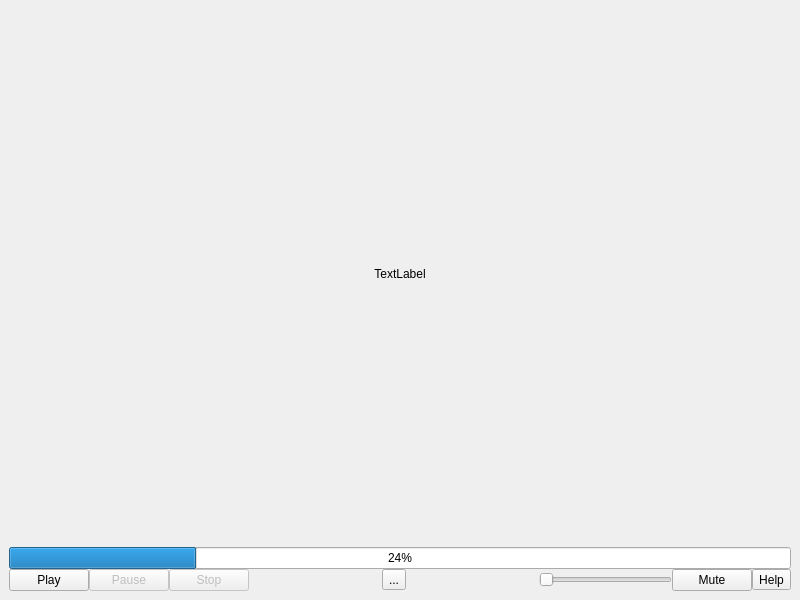
The window that src/player/player.ui (vkohaupt/vokoscreenNG) describes before a commit, drawn with Qt 5.
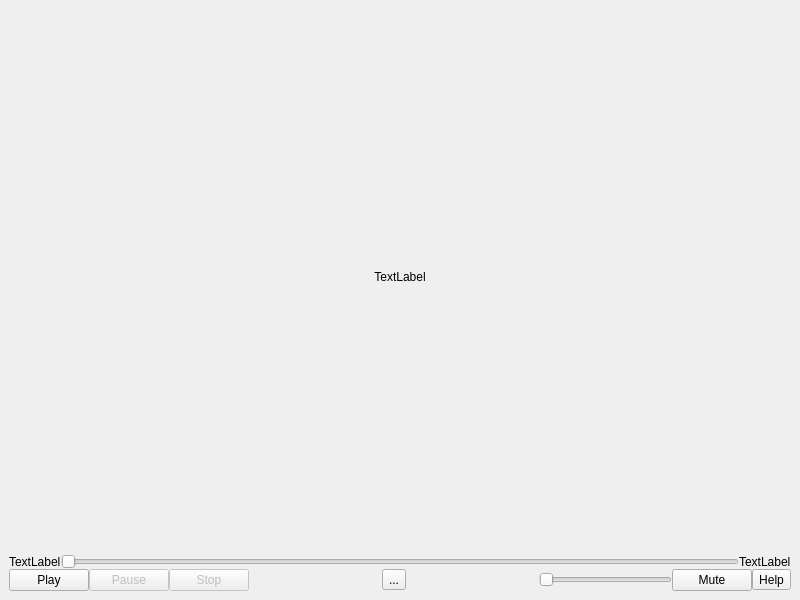
The same window after the commit.

Commit message: show playing time from video in player

Patch:
```diff
--- a/src/player/player.ui
+++ b/src/player/player.ui
@@ -97,17 +97,29 @@
        <number>0</number>
       </property>
       <item>
-       <widget class="QProgressBar" name="sliderVideo">
-        <property name="value">
-         <number>24</number>
-        </property>
-        <property name="textVisible">
-         <bool>true</bool>
-        </property>
-        <property name="format">
-         <string>%p%</string>
-        </property>
-       </widget>
+       <layout class="QHBoxLayout" name="horizontalLayout_2">
+        <item>
+         <widget class="QLabel" name="labelDuration">
+          <property name="text">
+           <string>TextLabel</string>
+          </property>
+         </widget>
+        </item>
+        <item>
+         <widget class="QSlider" name="sliderVideo">
+          <property name="orientation">
+           <enum>Qt::Horizontal</enum>
+          </property>
+         </widget>
+        </item>
+        <item>
+         <widget class="QLabel" name="labelVideoLenght">
+          <property name="text">
+           <string>TextLabel</string>
+          </property>
+         </widget>
+        </item>
+       </layout>
       </item>
       <item>
        <layout class="QHBoxLayout" name="horizontalLayout">
```
The commit also changes 1 other file.
